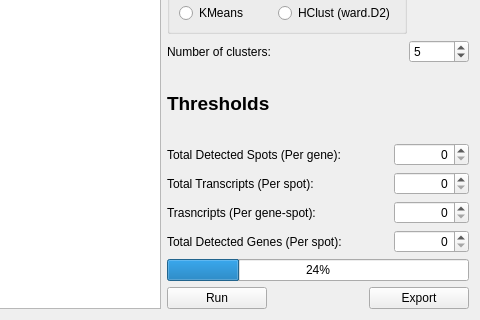
Old version of the form assets/ui/analysisclustering.ui in the repository jfnavarro/st_viewer; both pictures show x 450 to 930 and y 480 to 800 of the 930 by 800 pixel window.
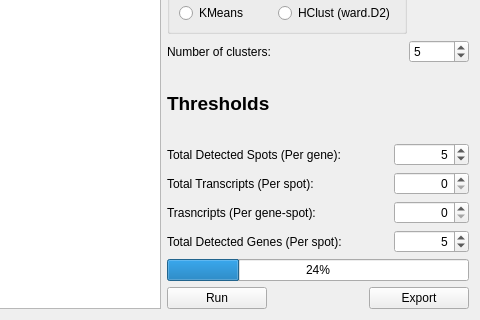
New version of the form. Custom widgets are drawn as their Qt base class.

```diff
--- a/assets/ui/analysisclustering.ui
+++ b/assets/ui/analysisclustering.ui
@@ -601,6 +601,9 @@
          <property name="alignment">
           <set>Qt::AlignRight|Qt::AlignTrailing|Qt::AlignVCenter</set>
          </property>
+         <property name="value">
+          <number>5</number>
+         </property>
         </widget>
        </item>
       </layout>
@@ -730,6 +733,9 @@
          <property name="alignment">
           <set>Qt::AlignRight|Qt::AlignTrailing|Qt::AlignVCenter</set>
          </property>
+         <property name="value">
+          <number>5</number>
+         </property>
         </widget>
        </item>
       </layout>
```
